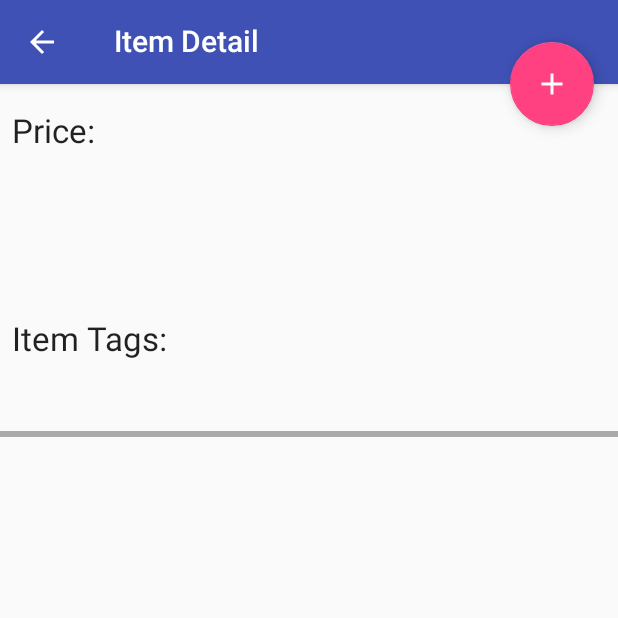
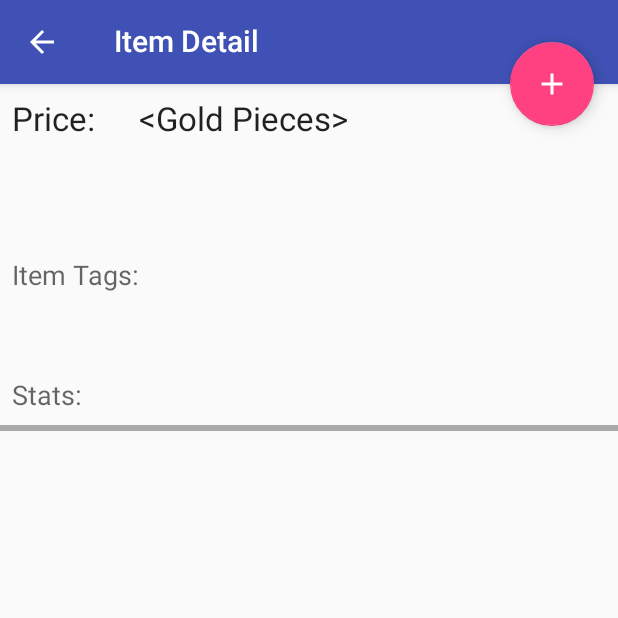
Before and after one commit to YoungMaker/iORC, an Android app: the ItemDetailFragment screen opened directly, with no data from a screen before it, on a phone screen of 412 x 824 dp, the top half of it. Run offline under Robolectric (Android 15) with nearby library versions, the phone set to English and light mode, and no system bars; 8 statements that could not run were skipped.

Commit message:
Finished off the modifier panel of the items panel. Now displays dice in fractional modifiers. Also adjusted the panel layout

```diff
--- a/app/src/main/res/layout/item_detail.xml
+++ b/app/src/main/res/layout/item_detail.xml
@@ -7,7 +7,7 @@
 
     <LinearLayout
         android:layout_width="match_parent"
-        android:layout_height="match_parent"
+        android:layout_height="wrap_content"
         android:orientation="horizontal"
         >
 
@@ -15,7 +15,7 @@
             style="?android:attr/textAppearanceLarge"
             android:layout_width="wrap_content"
             android:padding="8dp"
-            android:layout_height="85dp"
+            android:layout_height="wrap_content"
             android:textIsSelectable="false"
             android:text="@string/item_detail_price"
             />
@@ -23,16 +23,18 @@
             android:id="@+id/item_price"
             style="?android:attr/textAppearanceLarge"
             android:layout_width="wrap_content"
-            android:layout_height="85dp"
-            android:padding="16dp"
+            android:layout_height="wrap_content"
+            android:padding="8dp"
             android:textIsSelectable="true" />
         <TextView
             android:id="@+id/item_currency_name"
             style="?android:attr/textAppearanceLarge"
             android:layout_width="wrap_content"
-            android:layout_height="85dp"
-            android:padding="16dp"
-            android:textIsSelectable="true" />
+            android:layout_height="wrap_content"
+            android:padding="5dp"
+            android:textIsSelectable="true"
+            android:text="@string/currency_placeholder"
+            />
     </LinearLayout>
 
     <TextView
@@ -51,7 +53,7 @@
         >
 
         <TextView
-            style="?android:attr/textAppearanceLarge"
+            style="?android:attr/textAppearanceMedium"
             android:layout_width="wrap_content"
             android:layout_height="wrap_content"
             android:padding="8dp"
@@ -69,10 +71,20 @@
             tools:context="edu.ycp.cs482.iorc.ItemDetailFragment" />
     </LinearLayout>
 
+    <TextView
+        style="?android:attr/textAppearanceMedium"
+        android:layout_width="wrap_content"
+        android:layout_height="wrap_content"
+        android:padding="8dp"
+        android:textIsSelectable="false"
+        android:text="@string/text_stats"
+        tools:context="edu.ycp.cs482.iorc.ItemDetailFragment" />
+
     <LinearLayout
         android:layout_width="match_parent"
-        android:layout_height="wrap_content"
+        android:layout_height="match_parent"
         android:background="@android:color/darker_gray">
+
 
         <FrameLayout
             android:id="@+id/item_modifier_frag_container"
--- a/app/src/main/res/values/strings.xml
+++ b/app/src/main/res/values/strings.xml
@@ -286,5 +286,7 @@
     <string name="menu_bail">Quit</string>
     <string name="item_detail_price">Price:</string>
     <string name="item_tags">Item Tags:</string>
+    <string name="text_stats">Stats:</string>
+    <string name="currency_placeholder"><![CDATA[<Gold Pieces>]]></string>
 
 </resources>
```
Also changed, not shown: app/src/main/java/edu/ycp/cs482/iorc/ItemDetailFragment.java (+6 -3 lines), app/src/main/java/edu/ycp/cs482/iorc/MyModifierRecyclerViewAdapter.kt (+20 -1 lines).
